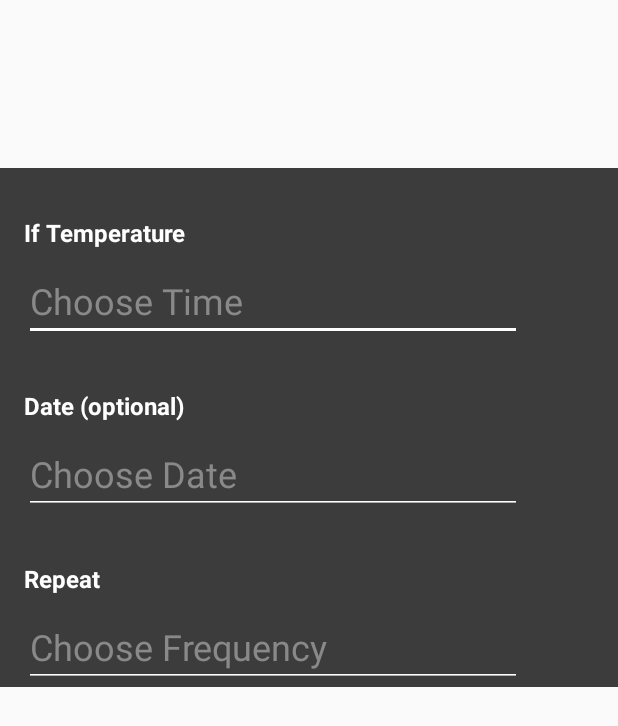
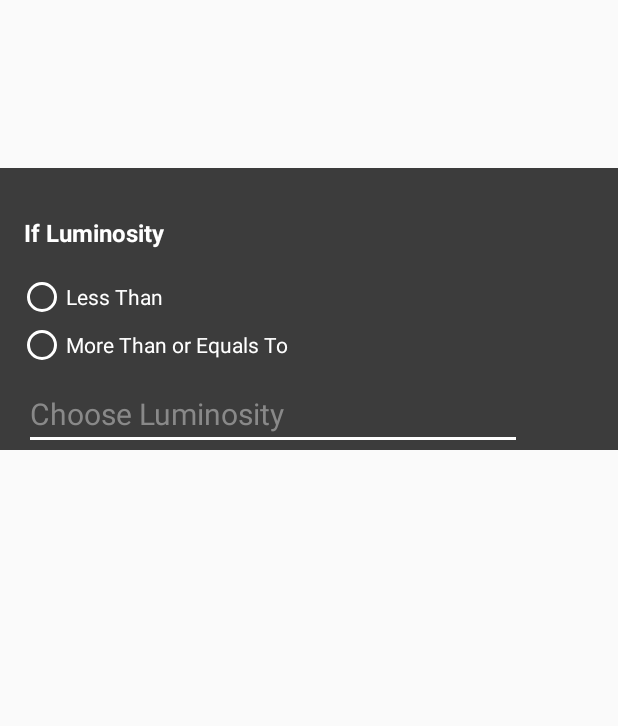
Before and after one commit to EdwardAJ/IFTTW-App-Android, an Android app: the layout fragment_sensor.xml on its own in the app's theme, with its tools: preview values and no code run, on a phone screen of 412 x 824 dp. Shown: the top 726 px of the screen. Run offline under Robolectric (Android 15) with nearby library versions, the phone set to English and light mode, and no system bars.

Commit message:
add sensor fragment

```diff
--- a/app/src/main/java/com/example/tugas_besar_ifttw/AddRoutineActivity.java
+++ b/app/src/main/java/com/example/tugas_besar_ifttw/AddRoutineActivity.java
@@ -69,6 +69,7 @@ public class AddRoutineActivity extends AppCompatActivity {
         AddRoutinePagerAdapter adapter = new AddRoutinePagerAdapter(getSupportFragmentManager());
         adapter.addFragment(new FragmentTimer(), "Timer");
         adapter.addFragment(new FragmentNews(), "News");
+        adapter.addFragment(new FragmentSensor(), "Sensor");
 
         this.addRoutinePager.setAdapter(adapter);
         this.tabLayout.setupWithViewPager(addRoutinePager);
--- a/app/src/main/java/com/example/tugas_besar_ifttw/FragmentSensor.java
+++ b/app/src/main/java/com/example/tugas_besar_ifttw/FragmentSensor.java
@@ -1,4 +1,85 @@
 package com.example.tugas_besar_ifttw;
 
-public class FragmentSensor {
+import android.app.Service;
+import android.hardware.Sensor;
+import android.hardware.SensorEvent;
+import android.hardware.SensorEventListener;
+import android.hardware.SensorManager;
+import android.os.Bundle;
+import android.util.Log;
+import android.view.LayoutInflater;
+import android.view.View;
+import android.view.ViewGroup;
+
+import androidx.annotation.Nullable;
+import androidx.appcompat.app.AppCompatActivity;
+import androidx.fragment.app.Fragment;
+
+import com.google.android.material.textfield.TextInputEditText;
+
+public class FragmentSensor extends Fragment implements SensorEventListener {
+    View view;
+    private boolean isAttachedToRoot = false;
+
+    SensorManager sensorManager;
+    Sensor sensor;
+
+    TextInputEditText tiet_sensor;
+
+    // Constructor
+    public FragmentSensor() {
+
+    }
+
+    @Override
+    public View onCreateView(LayoutInflater inflater, @Nullable ViewGroup container, @Nullable Bundle savedInstanceState) {
+        view = inflater.inflate(R.layout.fragment_sensor, container, isAttachedToRoot);
+//
+//            sensorManager = (SensorManager) getSystemService(Service.SENSOR_SERVICE);
+//            sensor = sensorManager.getDefaultSensor(Sensor.TYPE_LIGHT);
+
+        return view;
+    }
+
+    @Override
+    public void onActivityCreated(@Nullable Bundle savedInstanceState) {
+        super.onActivityCreated(savedInstanceState);
+
+        sensorManager = (SensorManager) getActivity().getSystemService(Service.SENSOR_SERVICE);
+        sensor = sensorManager.getDefaultSensor(Sensor.TYPE_LIGHT);
+
+//        tiet_sensor = (TextInputEditText) getView().findViewById(R.id.text_choose_luminosity_id);
+//        tiet_sensor.setOnClickListener(new View.OnClickListener(){
+//            @Override
+//            public void onClick(View view) {
+////                instantiateDatePicker();
+//                tiet_sensor.show(getActivity().getSupportFragmentManager(), "lumen picker");
+//            }
+//        });
+    }
+
+    @Override
+    public void onPause() {
+        super.onPause();
+        sensorManager.unregisterListener(this);
+    }
+
+    @Override
+    public void onResume() {
+        super.onResume();
+        sensorManager.registerListener(this, sensor, sensorManager.SENSOR_DELAY_NORMAL);
+    }
+
+    @Override
+    public void onSensorChanged(SensorEvent event) {
+        if(event.sensor.getType() == Sensor.TYPE_LIGHT){
+            Log.v("Sensor", String.valueOf(event));
+        }
+    }
+
+    @Override
+    public void onAccuracyChanged(Sensor sensor, int accuracy) {
+
+    }
+
 }
--- a/app/src/main/java/com/example/tugas_besar_ifttw/FragmentTimer.java
+++ b/app/src/main/java/com/example/tugas_besar_ifttw/FragmentTimer.java
@@ -1,7 +1,6 @@
 package com.example.tugas_besar_ifttw;
 
 import android.app.DatePickerDialog;
-import android.app.Dialog;
 import android.app.TimePickerDialog;
 import android.content.Context;
 import android.os.Bundle;
@@ -30,7 +29,6 @@ public class FragmentTimer extends Fragment implements TimePickerDialog.OnTimeSe
     private boolean isAttachedToRoot = false;
     private DialogFragment timePicker;
     private DialogFragment datePicker;
-    private Context context;
 
     // Constructor
     public FragmentTimer() {
--- a/app/src/main/res/layout/fragment_sensor.xml
+++ b/app/src/main/res/layout/fragment_sensor.xml
@@ -7,24 +7,49 @@
     android:background="#3C3C3C"
     android:orientation="vertical">
 
-    <!--  If time field -->
+    <!--  Luminosity field -->
     <TextView
-        android:id="@+id/text_view_time_id"
+        android:id="@+id/text_lumen_id"
         android:layout_width="match_parent"
         android:layout_height="wrap_content"
         android:layout_marginLeft="16dp"
         android:layout_marginTop="32dp"
-        android:text="@string/if_temperature_text"
+        android:text="@string/if_lumen_text"
         android:textColor="@android:color/white"
         android:textSize="16dp"
         android:textStyle="bold" />
 
+    <RadioGroup
+        android:id="@+id/radio_group_id"
+        android:layout_width="match_parent"
+        android:layout_height="wrap_content"
+        android:layout_marginLeft="12dp"
+        android:layout_marginTop="16dp">
+
+        <RadioButton
+            android:id="@+id/lumen_less_than"
+            android:layout_width="wrap_content"
+            android:layout_height="wrap_content"
+            android:text="@string/less_than"
+            android:textColor="@android:color/white"
+            app:buttonTint="@android:color/white" />
+
+        <RadioButton
+        android:id="@+id/lumen_more_than"
+        android:layout_width="wrap_content"
+        android:layout_height="wrap_content"
+        android:text="@string/more_or_equal"
+        android:textColor="@android:color/white"
+        app:buttonTint="@android:color/white" />
+
+    </RadioGroup>
+
     <com.google.android.material.textfield.TextInputLayout
-        android:id="@+id/text_input_layout_choose_time_id"
+        android:id="@+id/text_input_layout_choose_lumen_id"
         android:layout_width="match_parent"
         android:layout_height="wrap_content"
         android:layout_marginLeft="16dp"
-        android:layout_marginTop="8dp"
+        android:layout_marginTop="6dp"
 
         android:layout_marginRight="64dp"
         android:theme="@style/TextInputStyle"
@@ -32,86 +57,14 @@
         app:hintTextAppearance="@style/TextInputHintStyle">
 
         <com.google.android.material.textfield.TextInputEditText
-            android:id="@+id/text_choose_time_id"
+            android:id="@+id/text_choose_luminosity_id"
             android:layout_width="match_parent"
             android:layout_height="wrap_content"
-            android:hint="@string/choose_time_hint"
+            android:hint="@string/choose_lumen_hint"
             android:textColor="@android:color/white"
             android:textColorHint="#898989"
             android:textColorLink="@android:color/white"
-            android:textSize="24sp" />
+            android:textSize="20sp" />
     </com.google.android.material.textfield.TextInputLayout>
 
-    <!-- Date field -->
-
-    <TextView
-        android:id="@+id/text_view_date_id"
-        android:layout_width="match_parent"
-        android:layout_height="wrap_content"
-        android:layout_marginLeft="16dp"
-        android:layout_marginTop="32dp"
-        android:text="@string/date_text"
-        android:textColor="@android:color/white"
-        android:textSize="16dp"
-        android:textStyle="bold" />
-
-    <com.google.android.material.textfield.TextInputLayout
-        android:id="@+id/text_input_layout_date_id"
-        android:layout_width="match_parent"
-        android:layout_height="wrap_content"
-        android:layout_marginLeft="16dp"
-        android:layout_marginTop="8dp"
-
-        android:layout_marginRight="64dp"
-        android:theme="@style/TextInputStyle"
-        app:hintEnabled="false"
-        app:hintTextAppearance="@style/TextInputHintStyle">
-
-        <com.google.android.material.textfield.TextInputEditText
-            android:id="@+id/text_date_id"
-            android:layout_width="match_parent"
-            android:layout_height="wrap_content"
-            android:hint="@string/choose_date_hint"
-            android:textColor="@android:color/white"
-            android:textColorHint="#898989"
-            android:textColorLink="@android:color/white"
-            android:textSize="24sp" />
-    </com.google.android.material.textfield.TextInputLayout>
-
-    <!-- Repeat -->
-    <TextView
-        android:id="@+id/text_view_repeat_id"
-        android:layout_width="match_parent"
-        android:layout_height="wrap_content"
-        android:layout_marginLeft="16dp"
-        android:layout_marginTop="32dp"
-        android:text="@string/repeat_text"
-        android:textColor="@android:color/white"
-        android:textSize="16dp"
-        android:textStyle="bold" />
-
-    <com.google.android.material.textfield.TextInputLayout
-        android:id="@+id/text_input_layout_repeat_id"
-        android:layout_width="match_parent"
-        android:layout_height="wrap_content"
-        android:layout_marginLeft="16dp"
-        android:layout_marginTop="8dp"
-
-        android:layout_marginRight="64dp"
-        android:theme="@style/TextInputStyle"
-        app:hintEnabled="false"
-        app:hintTextAppearance="@style/TextInputHintStyle">
-
-        <com.google.android.material.textfield.TextInputEditText
-            android:id="@+id/text_repeat_id"
-            android:layout_width="match_parent"
-            android:layout_height="wrap_content"
-            android:hint="@string/choose_frequency_hint"
-            android:textColor="@android:color/white"
-            android:textColorHint="#898989"
-            android:textColorLink="@android:color/white"
-            android:textSize="24sp" />
-    </com.google.android.material.textfield.TextInputLayout>
-
-
-</LinearLayout>
+    </LinearLayout>
--- a/app/src/main/res/values/strings.xml
+++ b/app/src/main/res/values/strings.xml
@@ -8,12 +8,14 @@
     <string name="date_text">Date (optional)</string>
     <string name="choose_date_hint">Choose Date</string>
     <string name="choose_time_hint">Choose Time</string>
+    <string name="choose_lumen_hint">Choose Luminosity</string>
     <string name="repeat_text">Repeat</string>
     <string name="choose_frequency_hint">Choose Frequency</string>
     <string name="then_text">Then:</string>
     <string name="if_news_text">If Exists New News with Keyword =</string>
     <string name="news_hint">Type Keyword</string>
     <string name="if_temperature_text">If Temperature</string>
+    <string name="if_lumen_text">If Luminosity</string>
     <string name="send_notif_radio">Send Me A Notification</string>
     <string name="turn_wifi_radio">Toggle Wi-Fi</string>
     <string name="off_switch">OFF</string>
@@ -23,4 +25,6 @@
     <string name="title_hint">Type Title</string>
     <string name="content_text">Content</string>
     <string name="content_hint">Type Content</string>
+    <string name="less_than">Less Than</string>
+    <string name="more_or_equal">More Than or Equals To</string>
 </resources>
```
